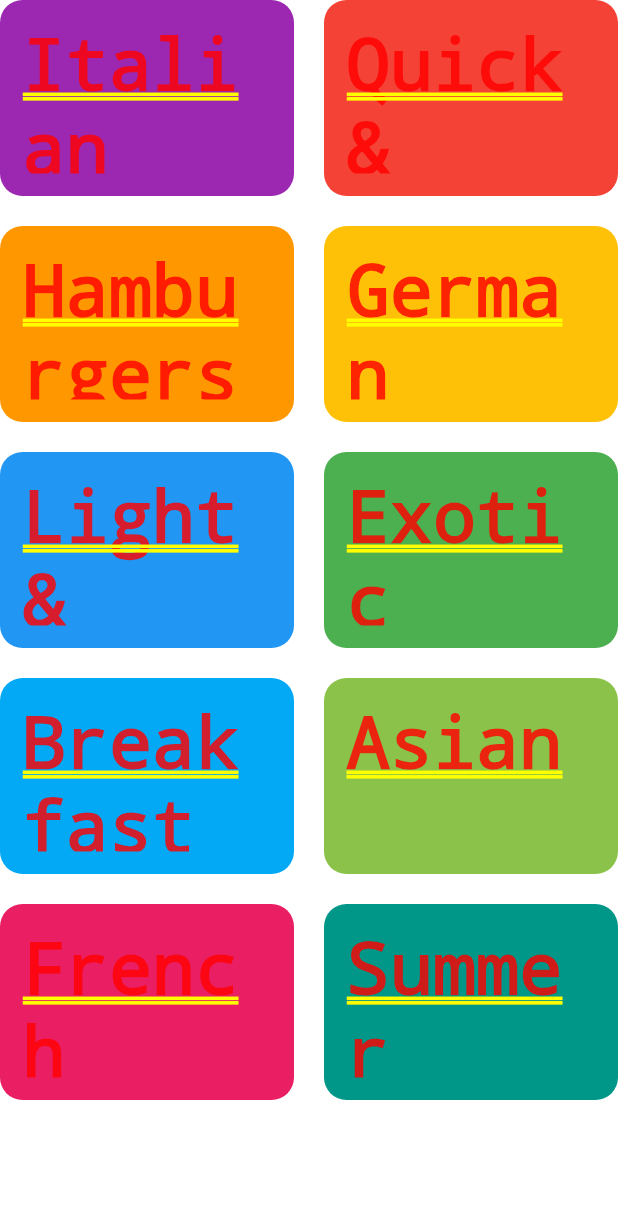
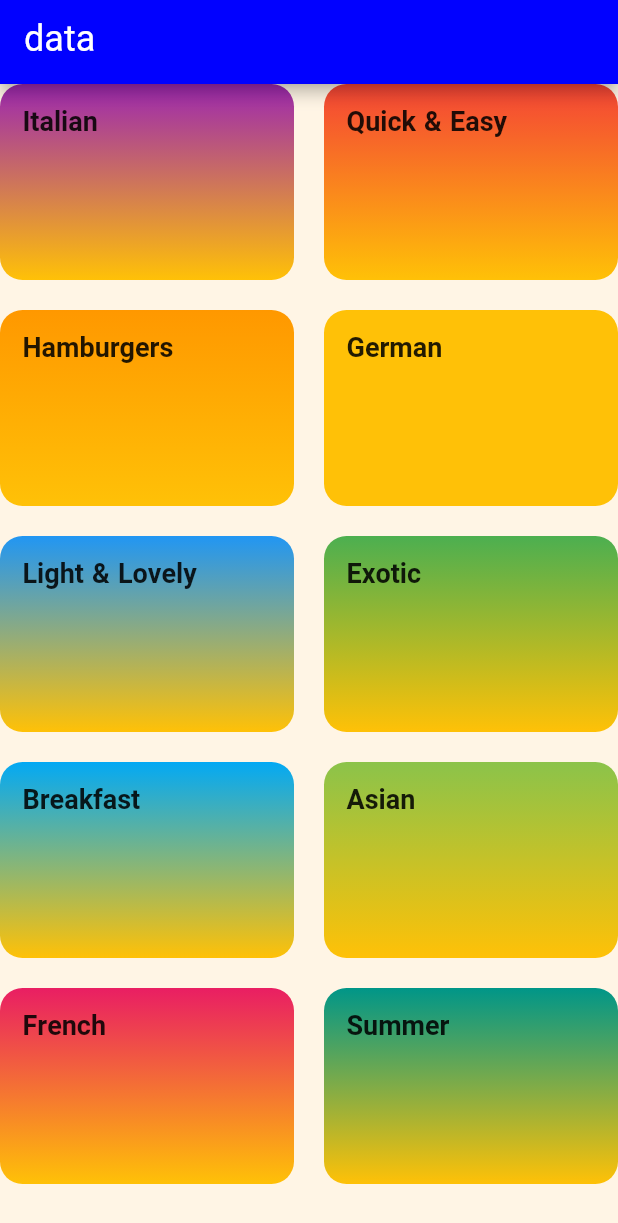
Before and after one commit to sunn789/flutter_categoryItem, a Flutter app: the screen it shows after launch, on a phone screen of 412 x 824 dp. Shown: the top 1223 px of the screen. Run offline on Flutter 3.47's test engine with Material 2 defaults, Android fonts, the phone set to English and light mode, and no system bars.

Commit message:
after set them by global

```diff
--- a/lib/category_item.dart
+++ b/lib/category_item.dart
@@ -1,7 +1,7 @@
 import 'package:flutter/material.dart';
 
 class CategoryItem extends StatelessWidget {
-  CategoryItem({Key? key, required this.title, required this.color})
+  const CategoryItem({Key? key, required this.title, required this.color})
       : super(key: key);
 
   final String title;
@@ -11,10 +11,13 @@ class CategoryItem extends StatelessWidget {
   Widget build(BuildContext context) {
     return Container(
       padding: const EdgeInsets.all(15),
-      child: Text(title),
+      child: Text(
+        title,
+        style: Theme.of(context).textTheme.titleMedium,
+      ),
       decoration: BoxDecoration(
           gradient: LinearGradient(
-            colors: [color],
+            colors: [color, Colors.amber],
             begin: Alignment.topLeft,
             end: Alignment.bottomLeft,
           ),
--- a/lib/main.dart
+++ b/lib/main.dart
@@ -14,103 +14,31 @@ class MyApp extends StatelessWidget {
     return MaterialApp(
       title: 'Flutter Demo',
       theme: ThemeData(
-        // This is the theme of your application.
-        //
-        // Try running your application with "flutter run". You'll see the
-        // application has a blue toolbar. Then, without quitting the app, try
-        // changing the primarySwatch below to Colors.green and then invoke
-        // "hot reload" (press "r" in the console where you ran "flutter run",
-        // or simply save your changes to "hot reload" in a Flutter IDE).
-        // Notice that the counter didn't reset back to zero; the application
-        // is not restarted.
-        primarySwatch: Colors.blue,
-      ),
+          colorScheme: ColorScheme.fromSwatch(
+            primarySwatch: Colors.pink,
+            accentColor: Colors.amber,
+          ),
+          canvasColor: const Color.fromRGBO(255, 245, 229, 1),
+          appBarTheme: ThemeData.light().appBarTheme.copyWith(
+                backgroundColor: const Color.fromRGBO(1, 1, 255, 1),
+              ),
+          textTheme: ThemeData.light().textTheme.copyWith(
+                bodyLarge: const TextStyle(
+                  color: Color.fromRGBO(20, 51, 51, 1),
+                ),
+                bodyMedium: const TextStyle(
+                  color: Color.fromRGBO(20, 51, 51, 1),
+                ),
+                titleLarge: const TextStyle(fontSize: 24, fontFamily: 'ism'),
+                titleMedium: const TextStyle(
+                  fontSize: 18,
+                  fontFamily: 'ism',
+                  fontWeight: FontWeight.bold,
+                ),
+                titleSmall: const TextStyle(fontSize: 14, fontFamily: 'ism'),
+              ),
+          fontFamily: 'ism'),
       home: const CategoryScreen(),
     );
   }
 }
-
-class MyHomePage extends StatefulWidget {
-  const MyHomePage({Key? key, required this.title}) : super(key: key);
-
-  // This widget is the home page of your application. It is stateful, meaning
-  // that it has a State object (defined below) that contains fields that affect
-  // how it looks.
-
-  // This class is the configuration for the state. It holds the values (in this
-  // case the title) provided by the parent (in this case the App widget) and
-  // used by the build method of the State. Fields in a Widget subclass are
-  // always marked "final".
-
-  final String title;
-
-  @override
-  State<MyHomePage> createState() => _MyHomePageState();
-}
-
-class _MyHomePageState extends State<MyHomePage> {
-  int _counter = 0;
-
-  void _incrementCounter() {
-    setState(() {
-      // This call to setState tells the Flutter framework that something has
-      // changed in this State, which causes it to rerun the build method below
-      // so that the display can reflect the updated values. If we changed
-      // _counter without calling setState(), then the build method would not be
-      // called again, and so nothing would appear to happen.
-      _counter++;
-    });
-  }
-
-  @override
-  Widget build(BuildContext context) {
-    // This method is rerun every time setState is called, for instance as done
-    // by the _incrementCounter method above.
-    //
-    // The Flutter framework has been optimized to make rerunning build methods
-    // fast, so that you can just rebuild anything that needs updating rather
-    // than having to individually change instances of widgets.
-    return Scaffold(
-      appBar: AppBar(
-        // Here we take the value from the MyHomePage object that was created by
-        // the App.build method, and use it to set our appbar title.
-        title: Text(widget.title),
-      ),
-      body: Center(
-        // Center is a layout widget. It takes a single child and positions it
-        // in the middle of the parent.
-        child: Column(
-          // Column is also a layout widget. It takes a list of children and
-          // arranges them vertically. By default, it sizes itself to fit its
-          // children horizontally, and tries to be as tall as its parent.
-          //
-          // Invoke "debug painting" (press "p" in the console, choose the
-          // "Toggle Debug Paint" action from the Flutter Inspector in Android
-          // Studio, or the "Toggle Debug Paint" command in Visual Studio Code)
-          // to see the wireframe for each widget.
-          //
-          // Column has various properties to control how it sizes itself and
-          // how it positions its children. Here we use mainAxisAlignment to
-          // center the children vertically; the main axis here is the vertical
-          // axis because Columns are vertical (the cross axis would be
-          // horizontal).
-          mainAxisAlignment: MainAxisAlignment.center,
-          children: <Widget>[
-            const Text(
-              'You have pushed the button this many times:',
-            ),
-            Text(
-              '$_counter',
-              style: Theme.of(context).textTheme.headline4,
-            ),
-          ],
-        ),
-      ),
-      floatingActionButton: FloatingActionButton(
-        onPressed: _incrementCounter,
-        tooltip: 'Increment',
-        child: const Icon(Icons.add),
-      ), // This trailing comma makes auto-formatting nicer for build methods.
-    );
-  }
-}
--- a/lib/screens/category_screen.dart
+++ b/lib/screens/category_screen.dart
@@ -7,7 +7,11 @@ class CategoryScreen extends StatelessWidget {
 
   @override
   Widget build(BuildContext context) {
-    return GridView(
+    return Scaffold(
+        appBar: AppBar(
+          title: const Text("data"),
+        ),
+        body: GridView(
           children: dummyCategory
               .map(
                 (e) => CategoryItem(title: e.title, color: e.color),
@@ -19,6 +23,6 @@ class CategoryScreen extends StatelessWidget {
             crossAxisSpacing: 20,
             mainAxisSpacing: 20,
           ),
-    );
+        ));
   }
 }
```
Also changed, not shown: pubspec.yaml (+10 -6 lines), assets/fonts/IRANSansMobile.ttf (added), assets/fonts/IRANSansMobile_Black.ttf (added), assets/fonts/IRANSansMobile_Bold.ttf (added), assets/fonts/IRANSansMobile_Light.ttf (added), assets/fonts/IRANSansMobile_Medium.ttf (added), assets/fonts/IRANSansMobile_UltraLight.ttf (added), 2 other files. Lines whose indentation alone changed are shown as unchanged.
